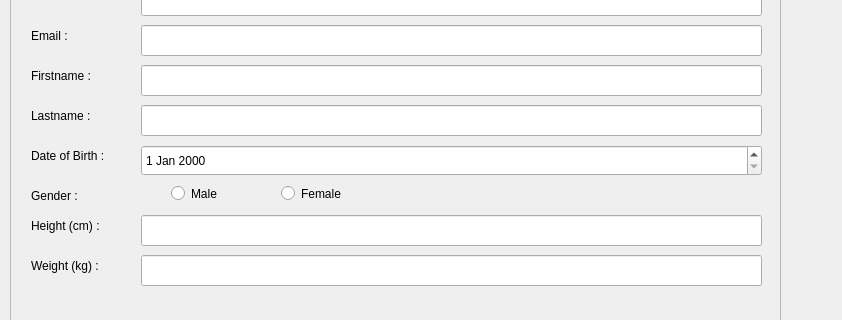
twschung/IoT-Smart-Scale, file GUI_Qt/SmartScale/userRegister.ui: the form before one commit; both pictures show x 0 to 842 and y 173 to 493 of the 1024 by 600 pixel window.
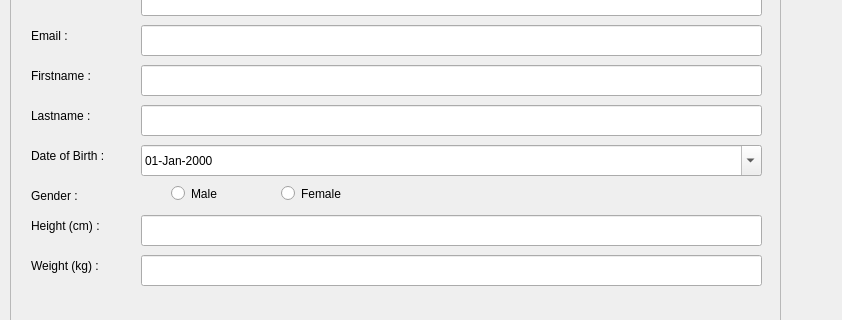
The form after the commit.

```diff
--- a/GUI_Qt/SmartScale/userRegister.ui
+++ b/GUI_Qt/SmartScale/userRegister.ui
@@ -99,6 +99,12 @@
       <property name="focusPolicy">
        <enum>Qt::WheelFocus</enum>
       </property>
+      <property name="displayFormat">
+       <string>dd-MMM-yyyy</string>
+      </property>
+      <property name="calendarPopup">
+       <bool>true</bool>
+      </property>
      </widget>
      <widget class="QLabel" name="lblFirstname">
       <property name="geometry">
```
